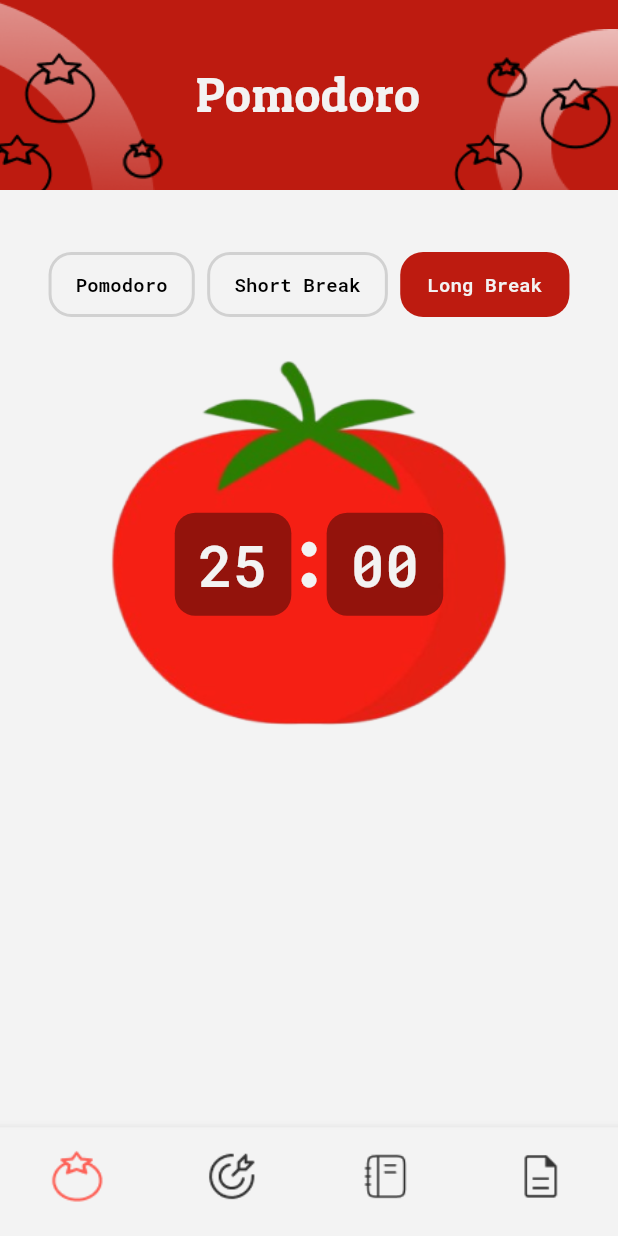
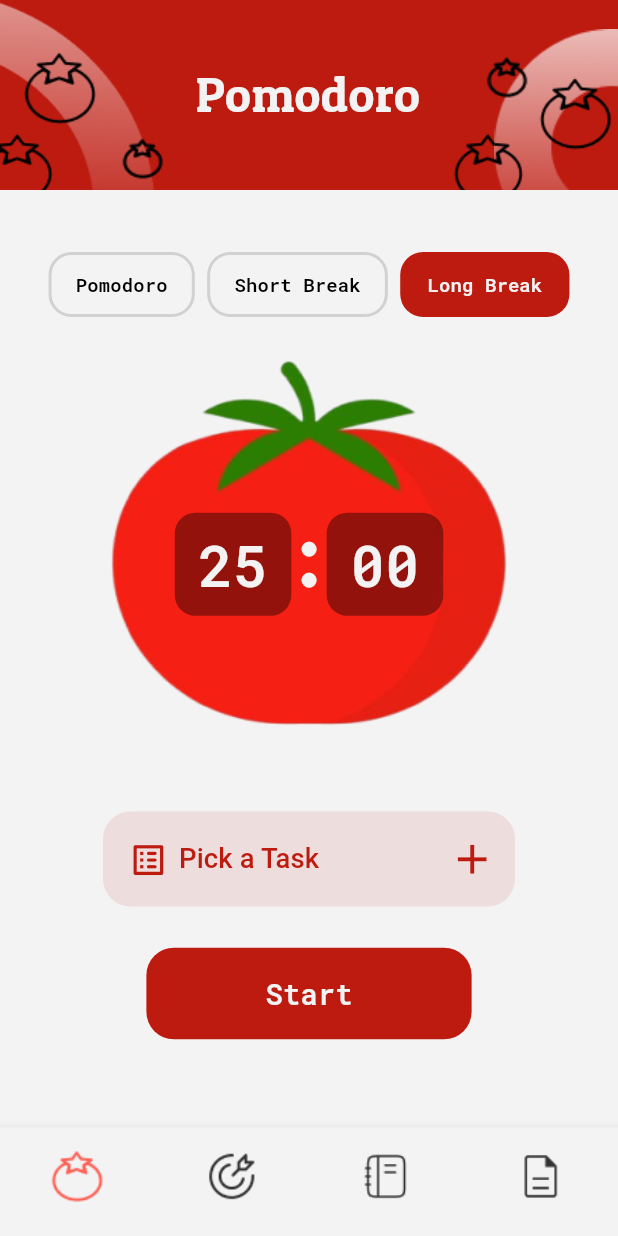
Before and after one commit to Abdusalom-mobile-developer/pomodoro, a Flutter app: the screen it shows after launch, on a phone screen of 412 x 824 dp. Run offline on Flutter 3.47's test engine with Material 3 defaults, Android fonts, the phone set to English and light mode, and no system bars; our stand-ins replace go_router; missing offline and left inert: back_button_interceptor.

Commit message:
Finished creating the UI of Start, Quit and Task Picking Buttons.

```diff
--- /dev/null
+++ b/lib/customs/custom_timer_s_q.dart
@@ -0,0 +1,34 @@
+import 'package:flutter/material.dart';
+import 'package:pomodoro/customs/custom_size.dart';
+import 'package:pomodoro/utils/colors.dart';
+
+typedef AnonymousFunc = void Function();
+
+// ignore: must_be_immutable
+class CustomTimerSQ extends StatelessWidget {
+  String text;
+  AnonymousFunc function;
+
+  CustomTimerSQ(this.text, this.function, {super.key});
+
+  @override
+  Widget build(BuildContext context) {
+    return Container(
+      alignment: Alignment.center,
+      width: CustomSize.width(context, 1.9),
+      height: CustomSize.height(context, 13.5),
+      decoration: BoxDecoration(
+          color: UtilsColors.pink,
+          borderRadius: BorderRadius.circular(CustomSize.height(context, 45))),
+      child: TextButton(
+          onPressed: function,
+          child: Text(
+            text,
+            style: TextStyle(
+                fontFamily: "RobotoMono",
+                color: UtilsColors.bg,
+                fontSize: CustomSize.height(context, 43)),
+          )),
+    );
+  }
+}
--- a/lib/screens/home.dart
+++ b/lib/screens/home.dart
@@ -4,7 +4,9 @@ import 'package:go_router/go_router.dart';
 import 'package:pomodoro/customs/custom_size.dart';
 import 'package:pomodoro/customs/custom_text.dart';
 import 'package:pomodoro/customs/custom_timer_buttons.dart';
+import 'package:pomodoro/customs/custom_timer_s_q.dart';
 import 'package:pomodoro/customs/height.dart';
+import 'package:pomodoro/customs/width.dart';
 import 'package:pomodoro/utils/colors.dart';
 import 'package:pomodoro/utils/img_paths.dart';
 import 'package:back_button_interceptor/back_button_interceptor.dart';
@@ -332,6 +334,55 @@ class _HomeScreenState extends State<HomeScreen> {
                 ],
               ),
             ),
+            // Task Picking Part
+            Container(
+              alignment: Alignment.center,
+              width: CustomSize.width(context, 1.5),
+              height: CustomSize.height(context, 13),
+              decoration: BoxDecoration(
+                  color: UtilsColors.pink.withOpacity(0.1),
+                  borderRadius:
+                      BorderRadius.circular(CustomSize.height(context, 45))),
+              child: TextButton(
+                  onPressed: () {},
+                  child: Row(
+                    mainAxisAlignment: MainAxisAlignment.spaceBetween,
+                    children: [
+                      Row(
+                        children: [
+                          const SizedBox(
+                            width: 5,
+                          ),
+                          Icon(
+                            Icons.list_alt_rounded,
+                            color: UtilsColors.pink,
+                            size: CustomSize.height(context, 31),
+                          ),
+                          const SizedBox(
+                            width: 7,
+                          ),
+                          Text(
+                            "Pick a Task",
+                            style: TextStyle(
+                                color: UtilsColors.pink,
+                                fontSize: CustomSize.height(context, 45)),
+                          ),
+                        ],
+                      ),
+                      Icon(
+                        Icons.add,
+                        color: UtilsColors.pink,
+                        size: CustomSize.height(context, 25),
+                      )
+                    ],
+                  )),
+            ),
+            Height(30),
+            // Start Button
+            CustomTimerSQ("Start", () {}),
+            // Height(30),
+            // Quit Button
+            // CustomTimerSQ("Quit", () {}),
           ],
         ),
       ),
@@ -372,6 +423,8 @@ void showMyDialog(BuildContext context) {
                       decoration: BoxDecoration(
                         shape: BoxShape.circle,
                         color: UtilsColors.lightPink,
+                        border:
+                            Border.all(color: UtilsColors.darkPink, width: 2),
                       ),
                       child: Icon(
                         Icons.error,
```
